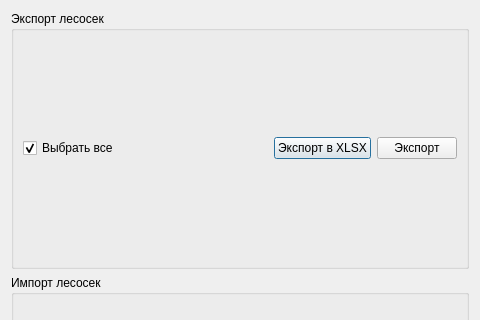
Qt form ui/ExportImportCuttingAreas.ui (daniluuuuuuuk/daniluuuuuuuk.github.io) before a commit; both pictures show x 0 to 480 and y 0 to 320 of the 480 by 544 pixel window.
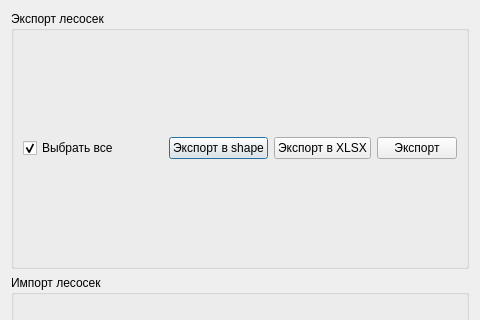
The same form after that commit.

Commit message: добавлен экспорт лесосек в шейп

```diff
--- a/ui/ExportImportCuttingAreas.ui
+++ b/ui/ExportImportCuttingAreas.ui
@@ -48,6 +48,13 @@
           </property>
          </spacer>
         </item>
+        <item>
+         <widget class="QPushButton" name="pushButton_4">
+          <property name="text">
+           <string>Экспорт в shape</string>
+          </property>
+         </widget>
+        </item>
         <item alignment="Qt::AlignRight">
          <widget class="QPushButton" name="pushButton_3">
           <property name="text">
```
The commit also changes 2 other files.
